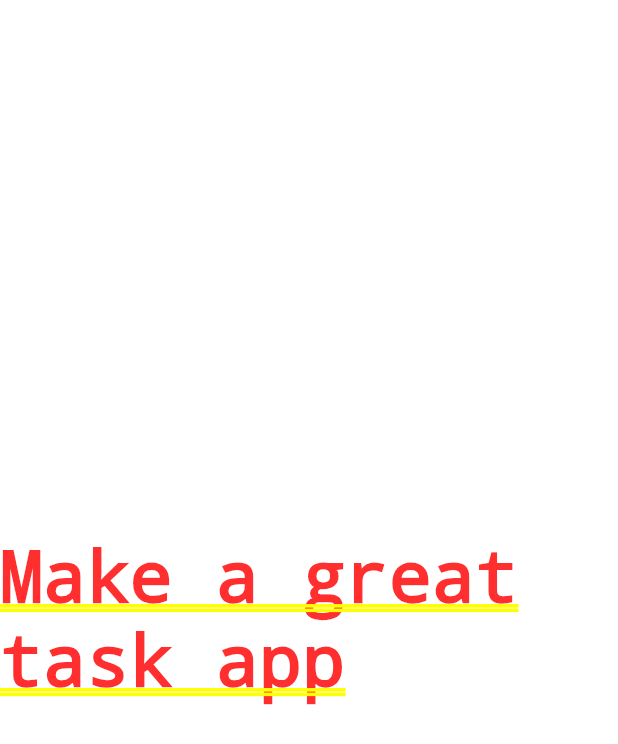
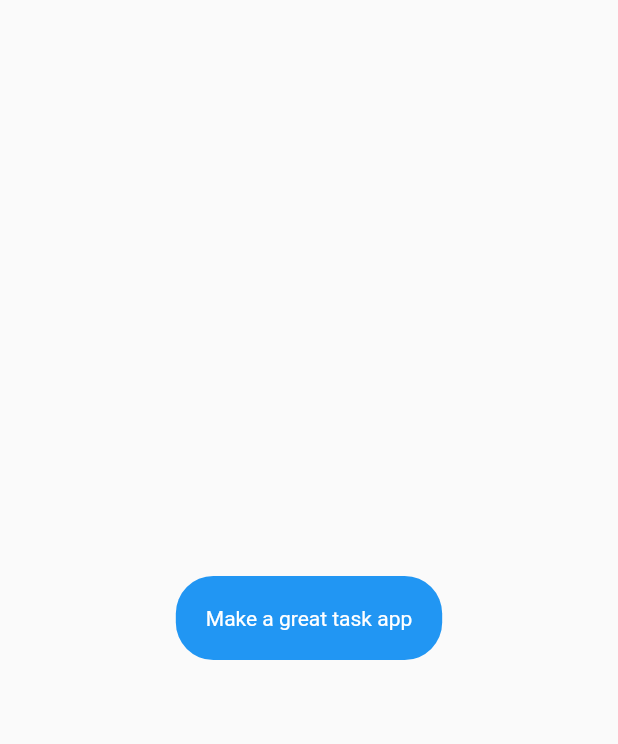
Before and after one commit to DomAyre/tsker, a Flutter app: the screen it shows after launch, on a phone screen of 412 x 824 dp. Shown: the top 744 px of the screen. Run offline on Flutter 3.47's test engine with Material 2 defaults, Android fonts, the phone set to English and light mode, and no system bars.

Commit message:
Simple Changes

```diff
--- a/lib/main.dart
+++ b/lib/main.dart
@@ -1,4 +1,5 @@
 import 'package:flutter/material.dart';
+import 'package:tsker/style/app_theme.dart';
 import 'package:tsker/widgets/task_tile.dart';
 
 import 'data/task.dart';
@@ -6,26 +7,18 @@ import 'data/task.dart';
 void main() => runApp(MyApp());
 
 class MyApp extends StatelessWidget {
-  // This widget is the root of your application.
   @override
   Widget build(BuildContext context) {
     Task exampleTask = Task(title: "Make a great task app");
 
     return MaterialApp(
       title: 'Flutter Demo',
-      theme: ThemeData(
-        // This is the theme of your application.
-        //
-        // Try running your application with "flutter run". You'll see the
-        // application has a blue toolbar. Then, without quitting the app, try
-        // changing the primarySwatch below to Colors.green and then invoke
-        // "hot reload" (press "r" in the console where you ran "flutter run",
-        // or simply save your changes to "hot reload" in a Flutter IDE).
-        // Notice that the counter didn't reset back to zero; the application
-        // is not restarted.
-        primarySwatch: Colors.blue,
+      theme: appTheme,
+      home: Material(
+        child: Center(
+          child: TaskTile(exampleTask),
+        ),
       ),
-      home: Center(child: TaskTile(exampleTask)),
     );
   }
 }
--- /dev/null
+++ b/lib/style/app_theme.dart
@@ -0,0 +1,5 @@
+import 'package:flutter/material.dart';
+
+ThemeData appTheme = ThemeData(
+  primarySwatch: Colors.blue,
+);
--- /dev/null
+++ b/lib/style/text_style.dart
@@ -0,0 +1,5 @@
+import 'package:flutter/material.dart';
+
+TextStyle textStyle = TextStyle(
+  color: Colors.white,
+);
--- a/lib/widgets/task_tile.dart
+++ b/lib/widgets/task_tile.dart
@@ -1,5 +1,6 @@
 import 'package:flutter/material.dart';
 import 'package:tsker/data/task.dart';
+import 'package:tsker/style/text_style.dart';
 
 class TaskTile extends StatefulWidget {
   final Task task;
@@ -15,11 +16,18 @@ class _TaskTileState extends State<TaskTile> {
   Widget build(BuildContext context) {
     return Container(
       decoration: ShapeDecoration(
+        color: Colors.blue,
         shape: RoundedRectangleBorder(
-          borderRadius: BorderRadius.circular(25),
+          borderRadius: BorderRadius.circular(25.0),
         ),
       ),
-      child: Text(widget.task.title),
+      child: Padding(
+        padding: const EdgeInsets.all(20.0),
+        child: Text(
+          widget.task.title,
+          style: textStyle,
+        ),
+      ),
     );
   }
 }
```
